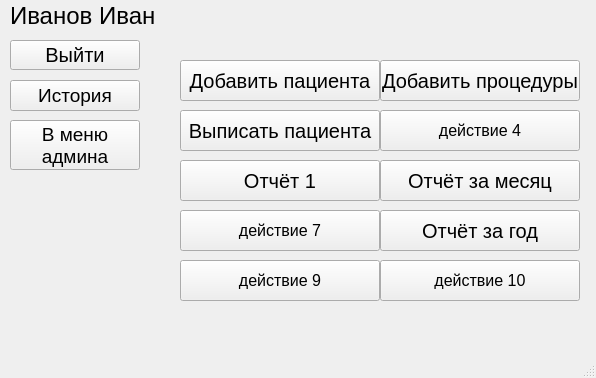
Qt form data/design/form_main_menu.ui (PolkovnikovPavel/collection_lfk) before a commit.
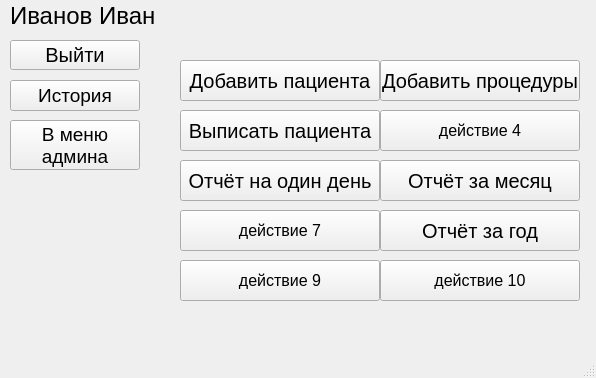
The same form after that commit.

```diff
--- a/data/design/form_main_menu.ui
+++ b/data/design/form_main_menu.ui
@@ -190,7 +190,7 @@
      </font>
     </property>
     <property name="text">
-     <string>Отчёт 1</string>
+     <string>Отчёт на один день</string>
     </property>
    </widget>
    <widget class="QPushButton" name="pushButton_7">
```
